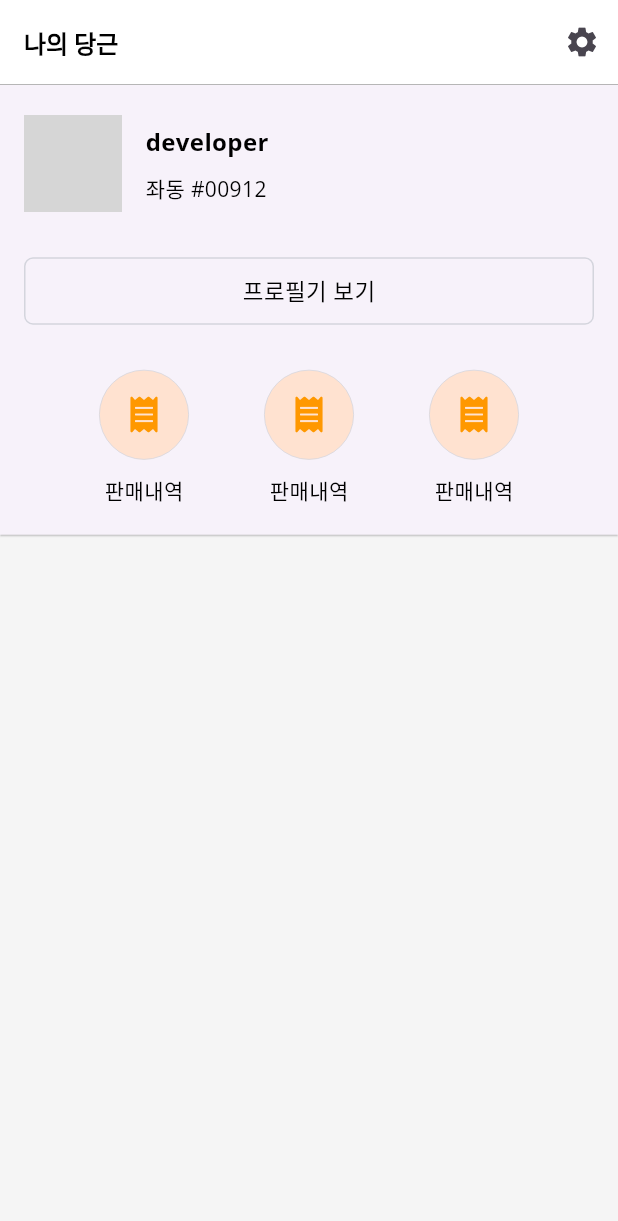
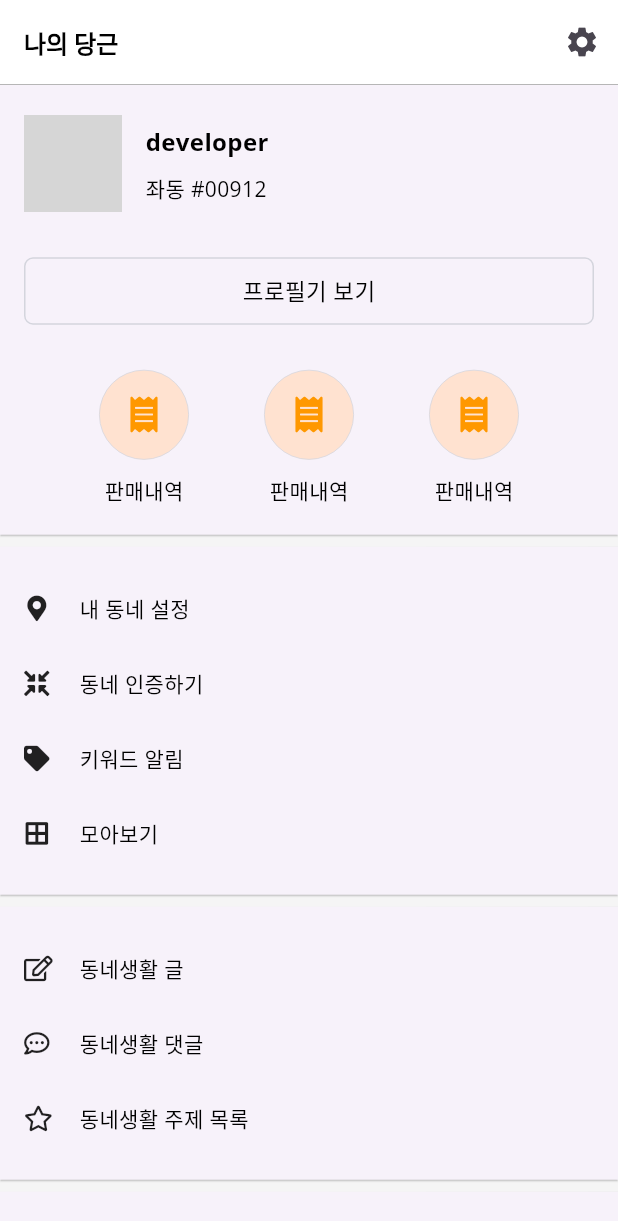
Before and after one commit to aengzu/carrot_market_clone, a Flutter app: the MyCarrotScreen screen opened directly, on a phone screen of 412 x 824 dp. Shown: the top 1221 px of the screen. Run offline on Flutter 3.47's test engine with Material 3 defaults, Android fonts, the phone set to English and light mode, and no system bars; our stand-ins replace font_awesome_flutter, google_fonts; network calls fail; grey boxes are pictures that could not be loaded.

Commit message:
Implements MyCarrot

```diff
--- /dev/null
+++ b/lib/models/icon_menu.dart
@@ -0,0 +1,33 @@
+import 'package:flutter/material.dart';
+import 'package:font_awesome_flutter/font_awesome_flutter.dart';
+
+class IconMenu {
+  final String title;
+  final IconData iconData;
+
+  IconMenu({required this.title, required this.iconData});
+
+}
+
+final List<IconMenu> iconMenu1 = [
+  IconMenu(title: '내 동네 설정', iconData: FontAwesomeIcons.mapMarkerAlt),
+  IconMenu(title: '동네 인증하기', iconData: FontAwesomeIcons.compressArrowsAlt),
+  IconMenu(title: '키워드 알림', iconData: FontAwesomeIcons.tag),
+  IconMenu(title: '모아보기', iconData: FontAwesomeIcons.borderAll),
+
+];
+
+
+final List<IconMenu> iconMenu2 = [
+  IconMenu(title: '동네생활 글', iconData: FontAwesomeIcons.edit),
+  IconMenu(title: '동네생활 댓글', iconData: FontAwesomeIcons.commentDots),
+  IconMenu(title: '동네생활 주제 목록', iconData: FontAwesomeIcons.star),
+];
+
+
+
+final List<IconMenu> iconMenu3 = [
+  IconMenu(title: '비즈프로필 관리', iconData: FontAwesomeIcons.store),
+  IconMenu(title: '지역광고', iconData: FontAwesomeIcons.bullhorn),
+
+];
--- /dev/null
+++ b/lib/screens/my_carrot/components/card_icon_menu.dart
@@ -0,0 +1,45 @@
+import 'package:flutter/material.dart';
+
+import '../../../models/icon_menu.dart';
+
+
+class CardIconMenu extends StatelessWidget {
+
+  final List<IconMenu> iconMenuList;
+
+  const CardIconMenu({required this.iconMenuList});
+
+  @override
+  Widget build(BuildContext context) {
+    return Card(
+      elevation: 0.5,
+      margin: EdgeInsets.zero,
+      shape: RoundedRectangleBorder(borderRadius: BorderRadius.circular(0.0)),
+
+      child: Padding(
+        padding: const EdgeInsets.all(16.0),
+        child: Column(
+          children: List.generate(iconMenuList.length,
+                  (index) => _buildRowIconItem(
+                    iconMenuList[index].title, iconMenuList[index].iconData),
+        ),
+        ),
+      ),
+
+    );
+  }
+
+  Widget _buildRowIconItem(String title, IconData iconData) {
+    return Container(
+      height: 50,
+      child: Row(
+        children: [
+          Icon(iconData, size: 17),
+          const SizedBox(width: 20),
+          Text(title)
+        ],
+      )
+    );
+
+  }
+}
--- a/lib/screens/my_carrot/my_carrot_screen.dart
+++ b/lib/screens/my_carrot/my_carrot_screen.dart
@@ -1,3 +1,5 @@
+import 'package:carrot_market_clone/models/icon_menu.dart';
+import 'package:carrot_market_clone/screens/my_carrot/components/card_icon_menu.dart';
 import 'package:carrot_market_clone/screens/my_carrot/components/my_carrot_header.dart';
 import 'package:flutter/material.dart';
 
@@ -18,11 +20,14 @@ class MyCarrotScreen extends StatelessWidget {
             child: Divider(thickness: 0.5, height: 0.5, color: Colors.grey)),
       ),
     body: ListView(
-      children: const [
+      children: [
         MyCarrotHeader(),
+        const SizedBox(height: 8.0),
+        CardIconMenu(iconMenuList: iconMenu1),
+        const SizedBox(height: 8.0),
+        CardIconMenu(iconMenuList: iconMenu2),
         SizedBox(height: 8.0),
-        SizedBox(height: 8.0),
-        SizedBox(height: 8.0),
+        CardIconMenu(iconMenuList: iconMenu3),
 
       ],
     ),
```
